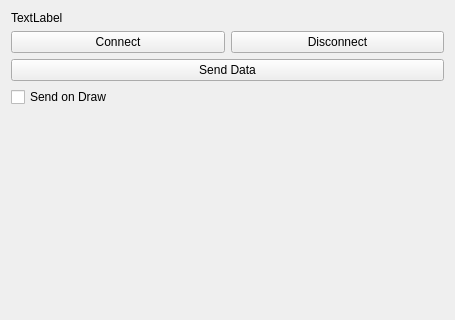
Before: the Qt Designer form KritaBlenderLink/BlenderKritaLinkUI.ui in heisenshark/blender-krita-link-plugin, drawn with Qt 5; both pictures show x 0 to 455 and y 0 to 320 of the 455 by 549 pixel window.
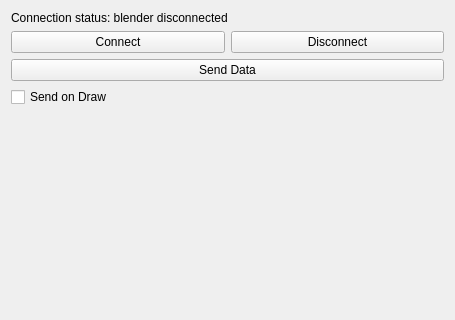
After: the same form once the commit is applied.

Commit message: code cleanup on imagelist and imageitem, typo fixed

Patch:
```diff
--- a/KritaBlenderLink/BlenderKritaLinkUI.ui
+++ b/KritaBlenderLink/BlenderKritaLinkUI.ui
@@ -20,7 +20,7 @@
    <item>
     <widget class="QLabel" name="ConnectionStatus">
      <property name="text">
-      <string>TextLabel</string>
+      <string>Connection status: blender disconnected</string>
      </property>
     </widget>
    </item>
```
The commit also changes 2 other files.
